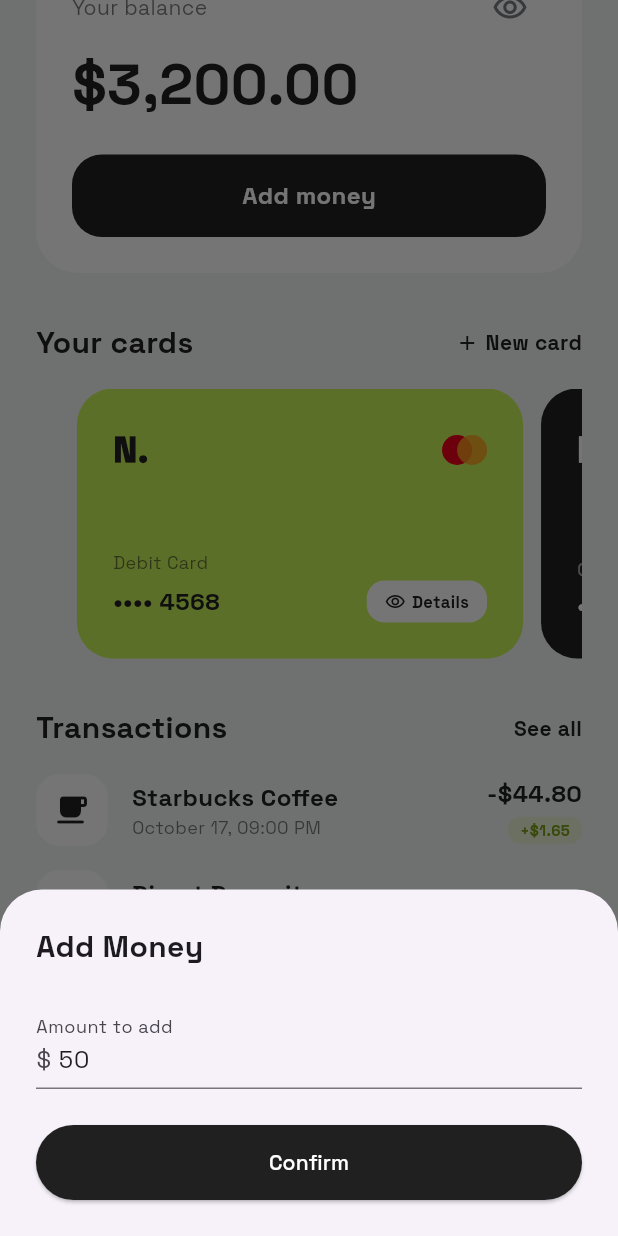
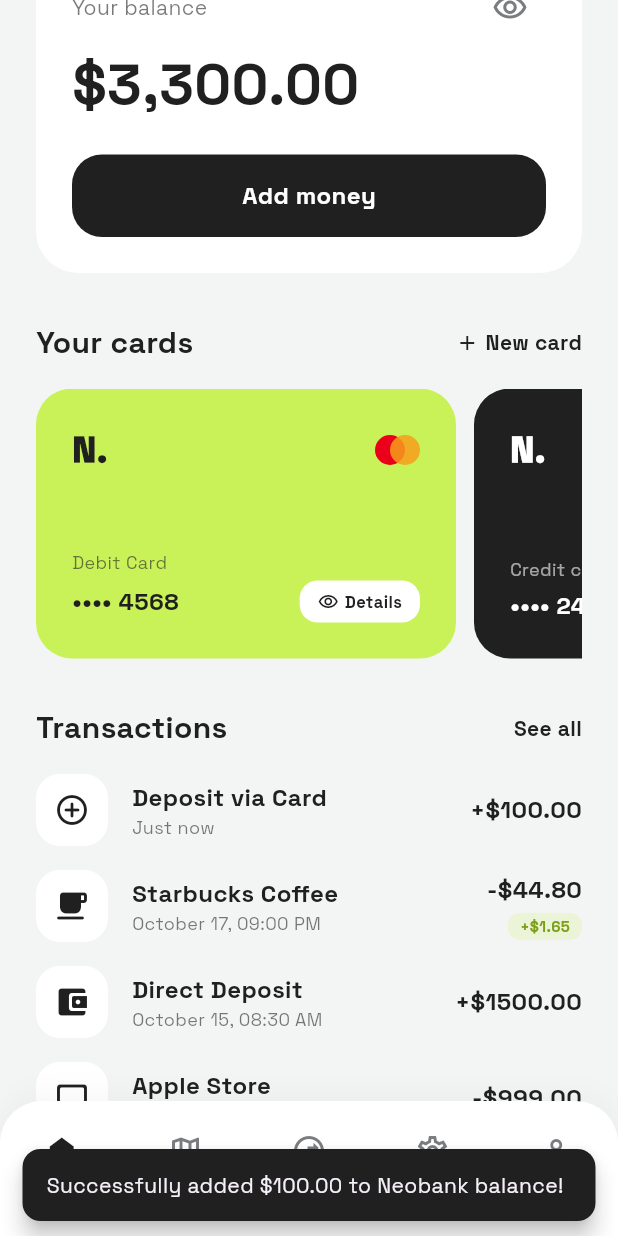
Before and after one commit to mkshaonexe/virtualcard, a Flutter app: the screen it shows after launch, scrolled down 134 dp, after a tap on "Add money", on a phone screen of 412 x 824 dp. Run offline on Flutter 3.47's test engine with Material 3 defaults, Android fonts, the phone set to English and light mode, and no system bars; our stand-ins replace google_fonts.

Commit message:
Further simplify codebase to single-loop columns and static swiping row

```diff
--- a/lib/main.dart
+++ b/lib/main.dart
@@ -35,29 +35,7 @@ class _HomeScreenState extends State<HomeScreen> {
   double _balance = 3200.00;
   bool _isBalanceVisible = true;
 
-  // Simple card data represented as Maps to keep code clean and lightweight
-  final List<Map<String, dynamic>> _cards = [
-    {
-      'number': '4568',
-      'type': 'Debit Card',
-      'color': const Color(0xFFC9F158),
-      'isNeon': true,
-    },
-    {
-      'number': '2478',
-      'type': 'Credit card',
-      'color': const Color(0xFF202020),
-      'isNeon': false,
-    },
-    {
-      'number': '9012',
-      'type': 'Bank Account',
-      'color': const Color(0xFFE2E4E8),
-      'isNeon': false,
-    },
-  ];
-
-  // Transaction list represented as Maps
+  // Static list of transactions
   final List<Map<String, dynamic>> _transactions = [
     {
       'merchant': 'Starbucks Coffee',
@@ -85,9 +63,9 @@ class _HomeScreenState extends State<HomeScreen> {
     return Scaffold(
       body: Stack(
         children: [
-          // Switch between Dashboard and Coming Soon view
+          // Display current tab content
           _currentIndex == 0 ? _buildDashboard() : _buildComingSoon(),
-          // Bottom Navigation Bar
+          // Rounded Custom Bottom Navigation Bar
           Positioned(
             left: 0,
             right: 0,
@@ -99,7 +77,7 @@ class _HomeScreenState extends State<HomeScreen> {
     );
   }
 
-  // Dashboard / Home Tab
+  // Main Dashboard / Home Screen
   Widget _buildDashboard() {
     return SafeArea(
       child: SingleChildScrollView(
@@ -108,7 +86,7 @@ class _HomeScreenState extends State<HomeScreen> {
         child: Column(
           crossAxisAlignment: CrossAxisAlignment.start,
           children: [
-            // Header: Greeting and Notification Bell
+            // Greeting & Notification Header
             Row(
               mainAxisAlignment: MainAxisAlignment.spaceBetween,
               children: [
@@ -117,19 +95,11 @@ class _HomeScreenState extends State<HomeScreen> {
                   children: [
                     const Text(
                       'Good morning, Terry',
-                      style: TextStyle(
-                        fontWeight: FontWeight.bold,
-                        fontSize: 18,
-                        color: Color(0xFF202020),
+                      style: TextStyle(fontWeight: FontWeight.bold, fontSize: 18, color: Color(0xFF202020)),
                     ),
-                    ),
-                    const SizedBox(height: 2),
                     Text(
                       'Welcome to Neobank',
-                      style: TextStyle(
-                        color: const Color(0xFF202020).withOpacity(0.6),
-                        fontSize: 14,
-                      ),
+                      style: TextStyle(color: const Color(0xFF202020).withOpacity(0.6), fontSize: 14),
                     ),
                   ],
                 ),
@@ -138,7 +108,7 @@ class _HomeScreenState extends State<HomeScreen> {
             ),
             const SizedBox(height: 24),
 
-            // Balance Card with show/hide functionality
+            // Balance Card
             Container(
               padding: const EdgeInsets.all(24),
               decoration: BoxDecoration(
@@ -153,16 +123,11 @@ class _HomeScreenState extends State<HomeScreen> {
                     children: [
                       Text(
                         'Your balance',
-                        style: TextStyle(
-                          color: const Color(0xFF202020).withOpacity(0.6),
-                          fontSize: 14,
-                        ),
+                        style: TextStyle(color: const Color(0xFF202020).withOpacity(0.6), fontSize: 14),
                       ),
                       IconButton(
                         icon: Icon(
-                          _isBalanceVisible
-                              ? Icons.visibility_outlined
-                              : Icons.visibility_off_outlined,
+                          _isBalanceVisible ? Icons.visibility_outlined : Icons.visibility_off_outlined,
                           color: const Color(0xFF7A7C80),
                         ),
                         onPressed: () => setState(() => _isBalanceVisible = !_isBalanceVisible),
@@ -173,15 +138,11 @@ class _HomeScreenState extends State<HomeScreen> {
                     _isBalanceVisible
                         ? '\$${_balance.toStringAsFixed(2).replaceAllMapped(RegExp(r'(\d{1,3})(?=(\d{3})+(?!\d))'), (m) => '${m[1]},')}'
                         : '\$ ••••••',
-                    style: const TextStyle(
-                      fontSize: 38,
-                      fontWeight: FontWeight.bold,
-                      color: Color(0xFF202020),
-                    ),
+                    style: const TextStyle(fontSize: 38, fontWeight: FontWeight.bold, color: Color(0xFF202020)),
                   ),
                   const SizedBox(height: 20),
                   GestureDetector(
-                    onTap: _showAddMoneySheet,
+                    onTap: _addMoney,
                     child: Container(
                       width: double.infinity,
                       padding: const EdgeInsets.symmetric(vertical: 16),
@@ -192,11 +153,7 @@ class _HomeScreenState extends State<HomeScreen> {
                       child: const Center(
                         child: Text(
                           'Add money',
-                          style: TextStyle(
-                            color: Colors.white,
-                            fontSize: 16,
-                            fontWeight: FontWeight.bold,
-                          ),
+                          style: TextStyle(color: Colors.white, fontSize: 16, fontWeight: FontWeight.bold),
                         ),
                       ),
                     ),
@@ -206,17 +163,13 @@ class _HomeScreenState extends State<HomeScreen> {
             ),
             const SizedBox(height: 32),
 
-            // Your Cards Section
+            // Cards section title
             Row(
               mainAxisAlignment: MainAxisAlignment.spaceBetween,
               children: [
                 const Text(
                   'Your cards',
-                  style: TextStyle(
-                    fontSize: 20,
-                    fontWeight: FontWeight.bold,
-                    color: Color(0xFF202020),
-                  ),
+                  style: TextStyle(fontSize: 20, fontWeight: FontWeight.bold, color: Color(0xFF202020)),
                 ),
                 GestureDetector(
                   onTap: () {},
@@ -224,13 +177,7 @@ class _HomeScreenState extends State<HomeScreen> {
                     children: [
                       Icon(Icons.add, size: 16, color: Color(0xFF202020)),
                       SizedBox(width: 4),
-                      Text(
-                        'New card',
-                        style: TextStyle(
-                          fontWeight: FontWeight.bold,
-                          color: Color(0xFF202020),
-                        ),
-                      ),
+                      Text('New card', style: TextStyle(fontWeight: FontWeight.bold, color: Color(0xFF202020))),
                     ],
                   ),
                 ),
@@ -238,22 +185,110 @@ class _HomeScreenState extends State<HomeScreen> {
             ),
             const SizedBox(height: 16),
 
-            // Swipable Cards Carousel
-            SizedBox(
+            // Swipable cards list using a simple Row inside SingleChildScrollView
+            SingleChildScrollView(
+              scrollDirection: Axis.horizontal,
+              physics: const BouncingScrollPhysics(),
+              child: Row(
+                children: [
+                  _buildCard('4568', 'Debit Card', const Color(0xFFC9F158), true),
+                  const SizedBox(width: 12),
+                  _buildCard('2478', 'Credit card', const Color(0xFF202020), false),
+                  const SizedBox(width: 12),
+                  _buildCard('9012', 'Bank Account', const Color(0xFFE2E4E8), false),
+                ],
+              ),
+            ),
+            const SizedBox(height: 32),
+
+            // Transactions Header
+            Row(
+              mainAxisAlignment: MainAxisAlignment.spaceBetween,
+              children: [
+                const Text(
+                  'Transactions',
+                  style: TextStyle(fontSize: 20, fontWeight: FontWeight.bold, color: Color(0xFF202020)),
+                ),
+                GestureDetector(
+                  onTap: () {},
+                  child: const Text('See all', style: TextStyle(fontWeight: FontWeight.bold, color: Color(0xFF202020))),
+                ),
+              ],
+            ),
+            const SizedBox(height: 16),
+
+            // List of Transactions using simple Column and loops
+            Column(
+              children: [
+                for (var tx in _transactions)
+                  Padding(
+                    padding: const EdgeInsets.only(bottom: 16),
+                    child: Row(
+                      children: [
+                        Container(
+                          padding: const EdgeInsets.all(12),
+                          decoration: BoxDecoration(color: Colors.white, borderRadius: BorderRadius.circular(16)),
+                          child: Icon(tx['icon'] as IconData, color: const Color(0xFF202020), size: 24),
+                        ),
+                        const SizedBox(width: 16),
+                        Expanded(
+                          child: Column(
+                            crossAxisAlignment: CrossAxisAlignment.start,
+                            children: [
+                              Text(
+                                tx['merchant'] as String,
+                                style: const TextStyle(fontWeight: FontWeight.bold, fontSize: 16, color: Color(0xFF202020)),
+                              ),
+                              Text(
+                                tx['date'] as String,
+                                style: TextStyle(color: const Color(0xFF202020).withOpacity(0.6), fontSize: 12),
+                              ),
+                            ],
+                          ),
+                        ),
+                        Column(
+                          crossAxisAlignment: CrossAxisAlignment.end,
+                          children: [
+                            Text(
+                              '${(tx['amount'] as double) < 0 ? '-' : '+'}\$${(tx['amount'] as double).abs().toStringAsFixed(2)}',
+                              style: const TextStyle(fontWeight: FontWeight.bold, fontSize: 16, color: Color(0xFF202020)),
+                            ),
+                            if (tx['cashback'] != null)
+                              Container(
+                                margin: const EdgeInsets.only(top: 4),
+                                padding: const EdgeInsets.symmetric(horizontal: 8, vertical: 2),
+                                decoration: BoxDecoration(
+                                  color: const Color(0xFFC9F158).withOpacity(0.2),
+                                  borderRadius: BorderRadius.circular(8),
+                                ),
+                                child: Text(
+                                  tx['cashback'] as String,
+                                  style: const TextStyle(color: Color(0xFF7CA018), fontWeight: FontWeight.bold, fontSize: 10),
+                                ),
+                              ),
+                          ],
+                        ),
+                      ],
+                    ),
+                  ),
+              ],
+            ),
+            const SizedBox(height: 100),
+          ],
+        ),
+      ),
+    );
+  }
+
+  // Helper widget to build a Card item
+  Widget _buildCard(String number, String type, Color color, bool isNeon) {
+    final textColor = isNeon ? const Color(0xFF202020) : Colors.white;
+    return Container(
+      width: 280,
       height: 180,
-              child: PageView.builder(
-                controller: PageController(viewportFraction: 0.85),
-                itemCount: _cards.length,
-                itemBuilder: (context, index) {
-                  final card = _cards[index];
-                  final isNeon = card['isNeon'] as bool;
-                  final textColor = isNeon ? const Color(0xFF202020) : Colors.white;
-
-                  return Container(
-                    margin: const EdgeInsets.only(right: 12),
       padding: const EdgeInsets.all(24),
       decoration: BoxDecoration(
-                      color: card['color'] as Color,
+        color: color,
         borderRadius: BorderRadius.circular(24),
       ),
       child: Column(
@@ -263,65 +298,31 @@ class _HomeScreenState extends State<HomeScreen> {
           Row(
             mainAxisAlignment: MainAxisAlignment.spaceBetween,
             children: [
-                            Text(
-                              'N.',
-                              style: TextStyle(
-                                color: textColor,
-                                fontSize: 24,
-                                fontWeight: FontWeight.w900,
-                              ),
-                            ),
+              Text('N.', style: TextStyle(color: textColor, fontSize: 24, fontWeight: FontWeight.w900)),
               _buildMastercardLogo(),
             ],
           ),
           Column(
             crossAxisAlignment: CrossAxisAlignment.start,
             children: [
-                            Text(
-                              card['type'] as String,
-                              style: TextStyle(
-                                color: textColor.withOpacity(0.6),
-                                fontSize: 12,
-                              ),
-                            ),
+              Text(type, style: TextStyle(color: textColor.withOpacity(0.6), fontSize: 12)),
               const SizedBox(height: 4),
               Row(
                 mainAxisAlignment: MainAxisAlignment.spaceBetween,
                 children: [
                   Text(
-                                  '•••• ${card['number']}',
-                                  style: TextStyle(
-                                    color: textColor,
-                                    fontSize: 16,
-                                    fontWeight: FontWeight.bold,
-                                  ),
+                    '•••• $number',
+                    style: TextStyle(color: textColor, fontSize: 16, fontWeight: FontWeight.bold),
                   ),
                   if (isNeon)
                     Container(
-                                    padding: const EdgeInsets.symmetric(
-                                      horizontal: 12,
-                                      vertical: 6,
-                                    ),
-                                    decoration: BoxDecoration(
-                                      color: Colors.white,
-                                      borderRadius: BorderRadius.circular(12),
-                                    ),
+                      padding: const EdgeInsets.symmetric(horizontal: 12, vertical: 6),
+                      decoration: BoxDecoration(color: Colors.white, borderRadius: BorderRadius.circular(12)),
                       child: const Row(
                         children: [
-                                        Icon(
-                                          Icons.remove_red_eye_outlined,
-                                          size: 14,
-                                          color: Color(0xFF202020),
-                                        ),
+                          Icon(Icons.remove_red_eye_outlined, size: 14, color: Color(0xFF202020)),
                           SizedBox(width: 4),
-                                        Text(
-                                          'Details',
-                                          style: TextStyle(
-                                            color: Color(0xFF202020),
-                                            fontSize: 11,
-                                            fontWeight: FontWeight.bold,
-                                          ),
-                                        ),
+                          Text('Details', style: TextStyle(color: Color(0xFF202020), fontSize: 11, fontWeight: FontWeight.bold)),
                         ],
                       ),
                     ),
@@ -332,130 +333,9 @@ class _HomeScreenState extends State<HomeScreen> {
         ],
       ),
     );
-                },
-              ),
-            ),
-            const SizedBox(height: 32),
-
-            // Transactions Section
-            Row(
-              mainAxisAlignment: MainAxisAlignment.spaceBetween,
-              children: [
-                const Text(
-                  'Transactions',
-                  style: TextStyle(
-                    fontSize: 20,
-                    fontWeight: FontWeight.bold,
-                    color: Color(0xFF202020),
-                  ),
-                ),
-                GestureDetector(
-                  onTap: () {},
-                  child: const Text(
-                    'See all',
-                    style: TextStyle(
-                      fontWeight: FontWeight.bold,
-                      color: Color(0xFF202020),
-                    ),
-                  ),
-                ),
-              ],
-            ),
-            const SizedBox(height: 16),
-
-            // Transactions list
-            ListView.builder(
-              shrinkWrap: true,
-              physics: const NeverScrollableScrollPhysics(),
-              itemCount: _transactions.length,
-              itemBuilder: (context, index) {
-                final tx = _transactions[index];
-                final isNegative = (tx['amount'] as double) < 0;
-                return Padding(
-                  padding: const EdgeInsets.only(bottom: 16),
-                  child: Row(
-                    children: [
-                      Container(
-                        padding: const EdgeInsets.all(12),
-                        decoration: BoxDecoration(
-                          color: Colors.white,
-                          borderRadius: BorderRadius.circular(16),
-                        ),
-                        child: Icon(
-                          tx['icon'] as IconData,
-                          color: const Color(0xFF202020),
-                          size: 24,
-                        ),
-                      ),
-                      const SizedBox(width: 16),
-                      Expanded(
-                        child: Column(
-                          crossAxisAlignment: CrossAxisAlignment.start,
-                          children: [
-                            Text(
-                              tx['merchant'] as String,
-                              style: const TextStyle(
-                                fontWeight: FontWeight.bold,
-                                fontSize: 16,
-                                color: Color(0xFF202020),
-                              ),
-                            ),
-                            Text(
-                              tx['date'] as String,
-                              style: TextStyle(
-                                color: const Color(0xFF202020).withOpacity(0.6),
-                                fontSize: 12,
-                              ),
-                            ),
-                          ],
-                        ),
-                      ),
-                      Column(
-                        crossAxisAlignment: CrossAxisAlignment.end,
-                        children: [
-                          Text(
-                            '${isNegative ? '-' : '+'}\$${(tx['amount'] as double).abs().toStringAsFixed(2)}',
-                            style: const TextStyle(
-                              fontWeight: FontWeight.bold,
-                              fontSize: 16,
-                              color: Color(0xFF202020),
-                            ),
-                          ),
-                          if (tx['cashback'] != null)
-                            Container(
-                              margin: const EdgeInsets.only(top: 4),
-                              padding: const EdgeInsets.symmetric(
-                                horizontal: 8,
-                                vertical: 2,
-                              ),
-                              decoration: BoxDecoration(
-                                color: const Color(0xFFC9F158).withOpacity(0.2),
-                                borderRadius: BorderRadius.circular(8),
-                              ),
-                              child: Text(
-                                tx['cashback'] as String,
-                                style: const TextStyle(
-                                  color: Color(0xFF7CA018),
-                                  fontWeight: FontWeight.bold,
-                                  fontSize: 10,
-                                ),
-                              ),
-                            ),
-                        ],
-                      ),
-                    ],
-                  ),
-                );
-              },
-            ),
-            const SizedBox(height: 100),
-          ],
-        ),
-      ),
-    );
   }
 
-  // Floating Custom Navigation Bar
+  // Custom Navigation Bar Widget
   Widget _buildBottomNav() {
     return Container(
       height: 90,
@@ -510,7 +390,7 @@ class _HomeScreenState extends State<HomeScreen> {
     );
   }
 
-  // Generic Coming Soon Screen
+  // Simplified Coming Soon View
   Widget _buildComingSoon() {
     final names = {1: 'Map View', 2: 'Transfer', 3: 'Settings', 4: 'Profile'};
     return Center(
@@ -520,23 +400,13 @@ class _HomeScreenState extends State<HomeScreen> {
         decoration: BoxDecoration(
           color: Colors.white,
           borderRadius: BorderRadius.circular(24),
-          boxShadow: [
-            BoxShadow(
-              color: const Color(0xFF202020).withOpacity(0.05),
-              blurRadius: 20,
-              offset: const Offset(0, 8),
-            ),
-          ],
         ),
         child: Column(
           mainAxisSize: MainAxisSize.min,
           children: [
             const Icon(Icons.hourglass_empty_rounded, color: Color(0xFF202020), size: 48),
             const SizedBox(height: 16),
-            Text(
-              names[_currentIndex] ?? '',
-              style: const TextStyle(fontSize: 20, fontWeight: FontWeight.bold),
-            ),
+            Text(names[_currentIndex] ?? '', style: const TextStyle(fontSize: 20, fontWeight: FontWeight.bold)),
             const SizedBox(height: 8),
             const Text('Coming Soon', style: TextStyle(color: Colors.grey)),
             const SizedBox(height: 24),
@@ -554,67 +424,28 @@ class _HomeScreenState extends State<HomeScreen> {
     );
   }
 
-  // Simple Add Money Modal Sheet
-  void _showAddMoneySheet() {
-    final controller = TextEditingController(text: '50');
-    showModalBottomSheet(
-      context: context,
-      isScrollControlled: true,
-      builder: (context) => Padding(
-        padding: EdgeInsets.only(
-          top: 24,
-          left: 24,
-          right: 24,
-          bottom: MediaQuery.of(context).viewInsets.bottom + 24,
-        ),
-        child: Column(
-          mainAxisSize: MainAxisSize.min,
-          crossAxisAlignment: CrossAxisAlignment.start,
-          children: [
-            const Text(
-              'Add Money',
-              style: TextStyle(fontSize: 20, fontWeight: FontWeight.bold),
-            ),
-            const SizedBox(height: 24),
-            TextField(
-              controller: controller,
-              keyboardType: TextInputType.number,
-              decoration: const InputDecoration(
-                prefixText: '\$ ',
-                labelText: 'Amount to add',
-              ),
-            ),
-            const SizedBox(height: 24),
-            ElevatedButton(
-              onPressed: () {
-                final val = double.tryParse(controller.text) ?? 0;
-                if (val > 0) {
+  // Simple Add Money execution (instantly adds $100 for demonstration)
+  void _addMoney() {
     setState(() {
-                    _balance += val;
+      _balance += 100.00;
       _transactions.insert(0, {
-                      'merchant': 'Deposit',
+        'merchant': 'Deposit via Card',
         'date': 'Just now',
-                      'amount': val,
+        'amount': 100.00,
         'icon': Icons.add_circle_outline_rounded,
       });
     });
-                  Navigator.pop(context);
-                }
-              },
-              style: ElevatedButton.styleFrom(
+    ScaffoldMessenger.of(context).showSnackBar(
+      SnackBar(
+        content: const Text('Successfully added \$100.00 to Neobank balance!'),
+        behavior: SnackBarBehavior.floating,
+        shape: RoundedRectangleBorder(borderRadius: BorderRadius.circular(12)),
         backgroundColor: const Color(0xFF202020),
-                foregroundColor: Colors.white,
-                minimumSize: const Size(double.infinity, 50),
-              ),
-              child: const Text('Confirm'),
-            ),
-          ],
-        ),
       ),
     );
   }
 
-  // Custom UI elements
+  // Simple Notification bell design helper
   Widget _buildNotificationBell() {
     return Stack(
       children: [
@@ -625,11 +456,7 @@ class _HomeScreenState extends State<HomeScreen> {
             borderRadius: BorderRadius.circular(16),
             border: Border.all(color: const Color(0xFFE2E4E8), width: 1.5),
           ),
-          child: const Icon(
-            Icons.notifications_none_rounded,
-            color: Color(0xFF202020),
-            size: 24,
-          ),
+          child: const Icon(Icons.notifications_none_rounded, color: Color(0xFF202020), size: 24),
         ),
         Positioned(
           top: 4,
@@ -648,20 +475,14 @@ class _HomeScreenState extends State<HomeScreen> {
     );
   }
 
+  // Mastercard mini-logo drawer helper
   Widget _buildMastercardLogo() {
     return SizedBox(
       width: 30,
       height: 20,
       child: Stack(
         children: [
-          Container(
-            width: 20,
-            height: 20,
-            decoration: const BoxDecoration(
-              color: Color(0xFFEB001B),
-              shape: BoxShape.circle,
-            ),
-          ),
+          Container(width: 20, height: 20, decoration: const BoxDecoration(color: Color(0xFFEB001B), shape: BoxShape.circle)),
           Positioned(
             left: 10,
             child: Container(
```
Lines whose indentation alone changed are shown as unchanged.
